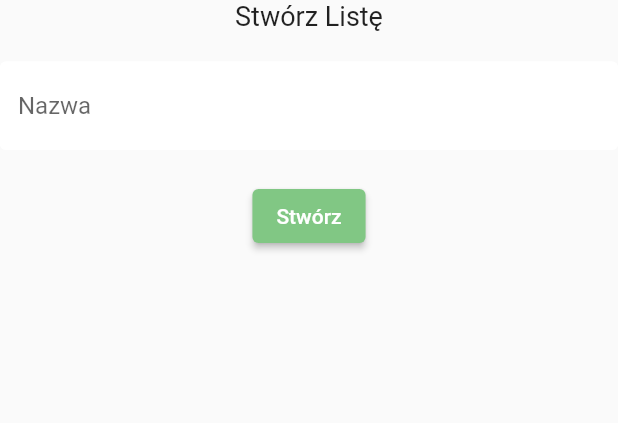
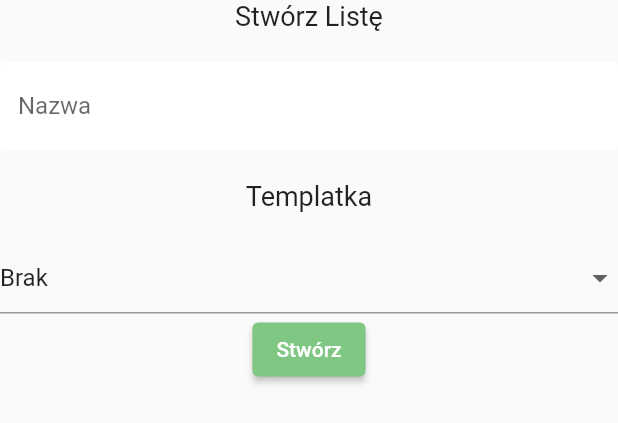
Before and after one commit to MasterCoookie/macibol_app, a Flutter app: the ListCreator widget shown alone on an empty page, opened directly, on a phone screen of 412 x 824 dp. Shown: the top 423 px of the screen. Run offline on Flutter 3.47's test engine with Material 2 defaults, Android fonts, the light colour scheme and no system bars; our stand-ins replace cloud_firestore, firebase_auth, firebase_core, flutter_spinkit, fluttertoast; accounts and stored records are empty.

Commit message:
templates functional

```diff
--- /dev/null
+++ b/lib/models/template.dart
@@ -0,0 +1,10 @@
+class Template {
+
+  final String ownerUid;
+  final String name;
+  List<dynamic> aisles;
+  final String documentId;
+
+  Template({ this.ownerUid, this.name, this.aisles, this.documentId });
+
+}
--- a/lib/screens/home/home.dart
+++ b/lib/screens/home/home.dart
@@ -55,9 +55,9 @@ class _HomeState extends State<Home> {
             children: [
               ShoppingLists(),
               ElevatedButton(
-                child: Text('Nowa Lista Zakupowa'),
+                child: Text('Nowa Lista'),
                 onPressed: () => _showListCreationPanel(),
-              )
+              ),
           ],),
         ),
       ),
--- a/lib/screens/home/list_creator.dart
+++ b/lib/screens/home/list_creator.dart
@@ -1,10 +1,14 @@
 import 'package:flutter/material.dart';
 import 'package:macibol/constants.dart';
+import 'package:macibol/loading.dart';
+import 'package:macibol/models/template.dart';
 import 'package:macibol/models/user.dart';
 import 'package:macibol/services/db.dart';
 import 'package:provider/provider.dart';
+import 'package:cloud_firestore/cloud_firestore.dart';
 
 class ListCreator extends StatefulWidget {
+
 
   @override
   _ListCreatorState createState() => _ListCreatorState();
@@ -12,16 +16,24 @@ class ListCreator extends StatefulWidget {
 
 class _ListCreatorState extends State<ListCreator> {
 
+  List<Template> getTemplates(CustomUser user) {
+
+
+  }
+
   String listName;
 
   final _formKey = GlobalKey<FormState>();
 
-
+  String templateId = "Brak";
+  List aisles;
 
   @override
   Widget build(BuildContext context) {
 
     final user = Provider.of<CustomUser>(context);
+    var templateCollection = FirebaseFirestore.instance.collection('templates');
+
 
     return SingleChildScrollView(
       child: Container(
@@ -36,12 +48,41 @@ class _ListCreatorState extends State<ListCreator> {
                 validator: (val) => val.isEmpty ? 'Wprowadź Nazwę Listy' : null,
                 onChanged: (val) => listName = val,
               ),SizedBox(height: 20,),
+              Text('Templatka', style: TextStyle(fontSize: 18)),
+              SizedBox(height: 20,),
+              FutureBuilder<QuerySnapshot>(
+                  future: templateCollection.get(),
+                  builder: (BuildContext context, var snapshot) {
+                    if (snapshot.connectionState == ConnectionState.done) {
+                        // return Template(ownerUid: doc.get('ownerUid'), name: doc.get('name'), aisles: doc.get('aisles'), documentId: doc.id);
+                        var docs = snapshot.data.docs;
+                        var docsList = docs.map((doc) {
+                          return DropdownMenuItem(
+                            value: doc.id,
+                            child: Text(doc.get('name')),
+                            onTap: () => { aisles = doc.get('aisles') },
+                          );
+                        }).toList();
+                        docsList.insert(0, DropdownMenuItem(
+                          value: "Brak",
+                          child: Text("Brak"),
+                        ));
+                        return DropdownButtonFormField(
+                          value: templateId,
+                          items: docsList,
+                          onChanged: (val) => setState(() => templateId = val),
+                      );
+                    }
+                    return Loading();
+
+                  }
+                ),
               ElevatedButton(
                 style: ButtonStyle(backgroundColor: MaterialStateProperty.all(Colors.green[300])),
                 child: Text('Stwórz', style: TextStyle(color: Colors.white),),
                 onPressed: () async {
                   if(_formKey.currentState.validate()) {
-                    await DBService(uid: user.uid).updateListData(listName, false, <dynamic>[]);
+                    await DBService(uid: user.uid).updateListData(listName, false, templateId == "Brak" ? <dynamic>[] : aisles);
                   }
                   Navigator.pop(context);
                 },
```
Also changed, not shown: lib/constants.dart (+0 -8 lines), lib/screens/home/list_editor.dart (+19 -2 lines), lib/screens/home/shopping_lists.dart (+0 -11 lines), lib/services/db.dart (+14 -2 lines).
